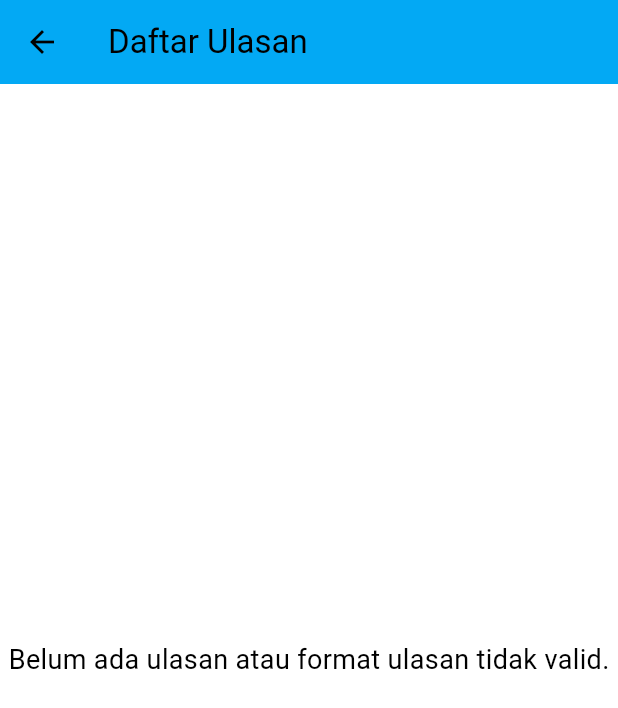
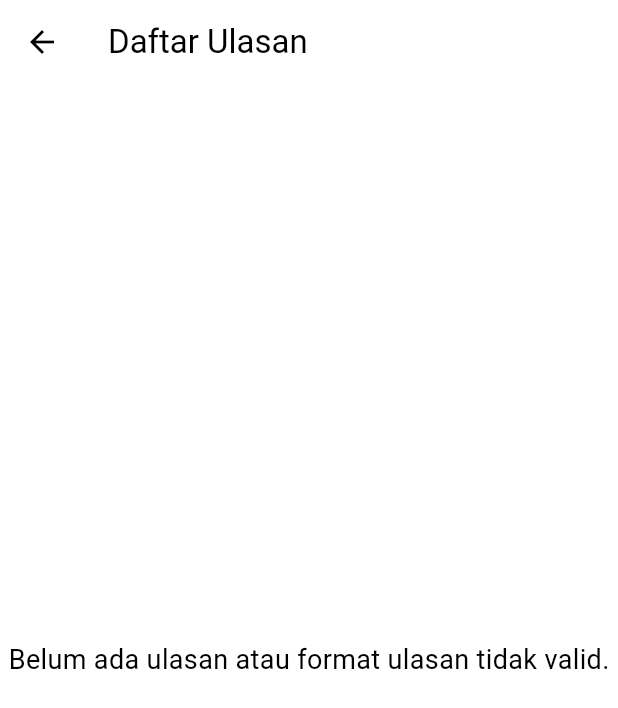
Before and after one commit to Kelompok-E07-PBP/proyek-akhir-semester, a Flutter app: the ReviewPage screen opened directly with empty values, on a phone screen of 412 x 824 dp. Shown: the top 708 px of the screen. Run offline on Flutter 3.47's test engine with Material 3 defaults, Android fonts, the phone set to English and light mode, and no system bars; missing offline and left inert: pbp_django_auth.

Commit message:
const ReviewPage({Key? key, required this.reviews}) bermasalah argumennya, boleh minta tolong di debug kah?

```diff
--- a/lib/pages/review.dart
+++ b/lib/pages/review.dart
@@ -3,14 +3,13 @@ import 'package:flutter/material.dart';
 class ReviewPage extends StatelessWidget {
   final List<Map<String, dynamic>> reviews;
 
-  const ReviewPage({required this.reviews, Key? key});
+   const ReviewPage({Key? key, required this.reviews});
 
   @override
   Widget build(BuildContext context) {
     return Scaffold(
       appBar: AppBar(
         title: const Text('Daftar Ulasan'),
-        backgroundColor: Theme.of(context).colorScheme.primary,
       ),
       body: (reviews.isNotEmpty && _isValidReviewList(reviews))
           ? ListView.builder(
```
